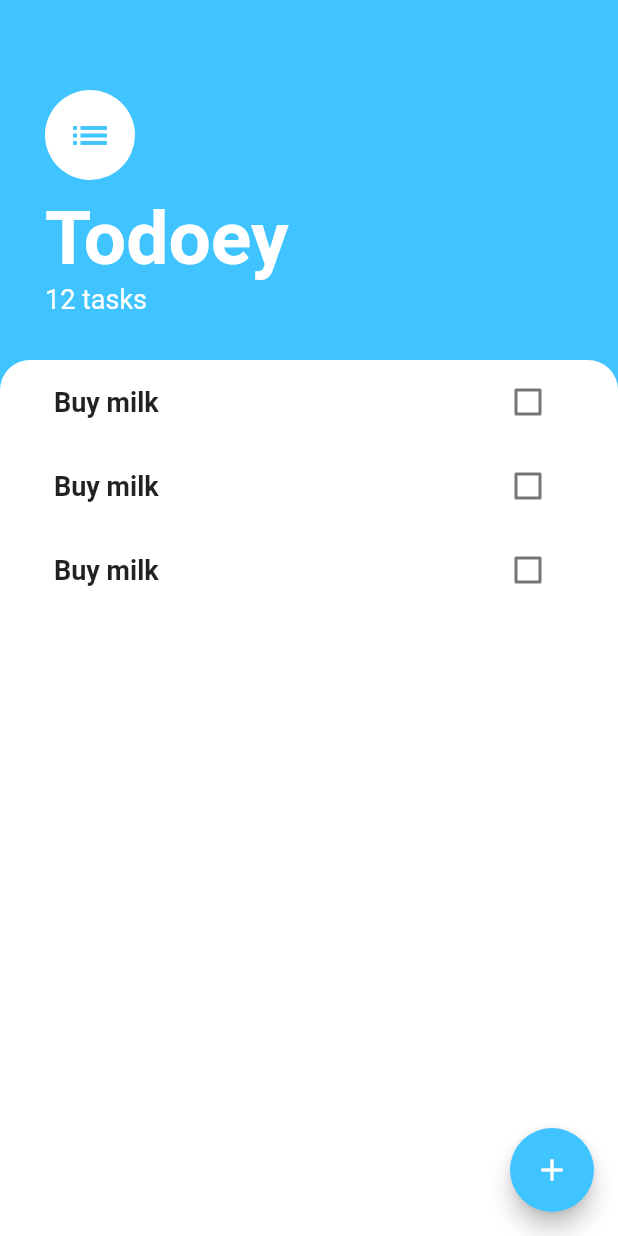
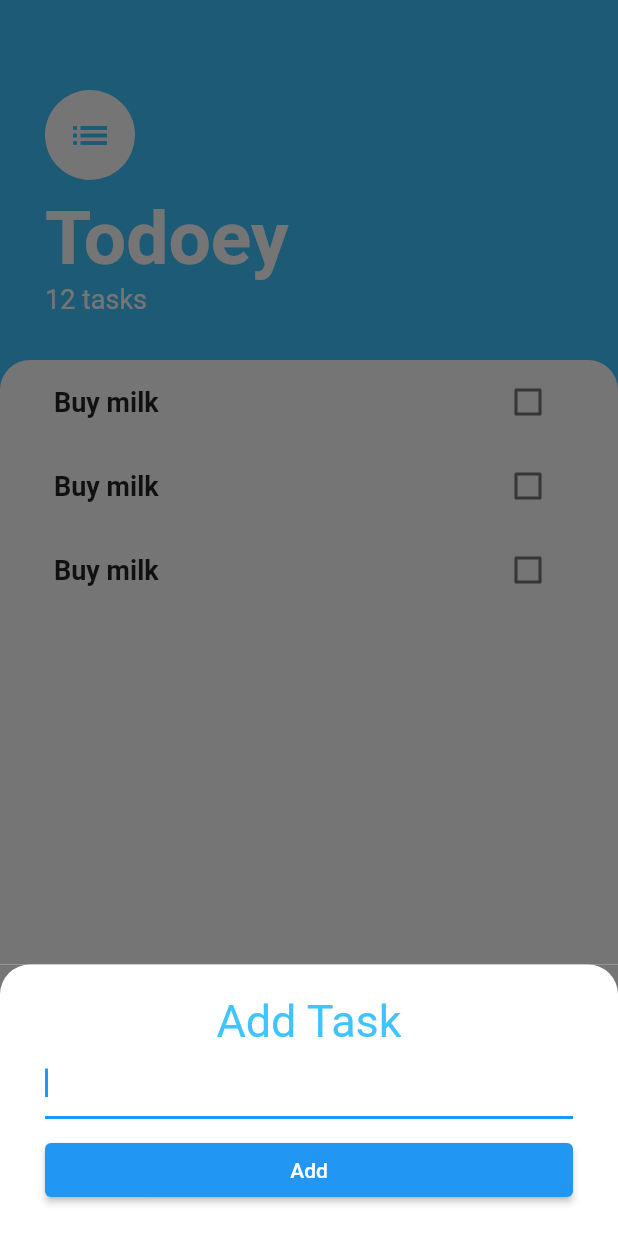
Before and after one commit to teacherSsamko/todoey_flutter, a Flutter app: the screen it shows after launch, after a tap on the "add" icon, on a phone screen of 412 x 824 dp. Run offline on Flutter 3.47's test engine with Material 2 defaults, Android fonts, the phone set to English and light mode, and no system bars.

Commit message:
feat: Add task screen
- bottom sheet modal
- Single child scroll view
- MediaQuery: to get Media info.

```diff
--- /dev/null
+++ b/lib/screens/add_task_screen.dart
@@ -0,0 +1,54 @@
+import 'dart:ui';
+
+import 'package:flutter/material.dart';
+import 'package:flutter/services.dart';
+
+class AddTaskScreen extends StatelessWidget {
+  @override
+  Widget build(BuildContext context) {
+    return Container(
+      color: Color(0xff757575),
+      child: Container(
+        decoration: BoxDecoration(
+          color: Colors.white,
+          borderRadius: BorderRadius.only(
+            topLeft: Radius.circular(20.0),
+            topRight: Radius.circular(20.0),
+          ),
+        ),
+        child: Padding(
+          padding: EdgeInsets.symmetric(vertical: 20.0, horizontal: 30.0),
+          child: Column(
+            crossAxisAlignment: CrossAxisAlignment.stretch,
+            children: [
+              Text(
+                "Add Task",
+                textAlign: TextAlign.center,
+                style: TextStyle(
+                  fontSize: 30.0,
+                  color: Colors.lightBlueAccent,
+                ),
+              ),
+              TextField(
+                autofocus: true,
+                decoration: InputDecoration(
+                  border: UnderlineInputBorder(
+                    borderSide: BorderSide(color: Colors.white, width: 12.0),
+                  ),
+                ),
+              ),
+              SizedBox(
+                height: 10.0,
+              ),
+              ElevatedButton(
+                onPressed: () {},
+                child: Text("Add"),
+                style: ButtonStyle(),
+              ),
+            ],
+          ),
+        ),
+      ),
+    );
+  }
+}
--- a/lib/screens/tasks_screen.dart
+++ b/lib/screens/tasks_screen.dart
@@ -1,6 +1,7 @@
 import 'package:flutter/material.dart';
 import 'package:todoey/widgets/task_tile.dart';
 import 'package:todoey/widgets/tasks_list.dart';
+import 'package:todoey/screens/add_task_screen.dart';
 
 class TasksScreen extends StatelessWidget {
   @override
@@ -11,7 +12,16 @@ class TasksScreen extends StatelessWidget {
         backgroundColor: Colors.lightBlueAccent,
         child: Icon(Icons.add),
         onPressed: () {
-          print("onpressed");
+          showModalBottomSheet(
+            context: context,
+            builder: (context) => SingleChildScrollView(
+              child: Container(
+                padding: EdgeInsets.only(
+                    bottom: MediaQuery.of(context).viewInsets.bottom),
+                child: AddTaskScreen(),
+              ),
+            ),
+          );
         },
       ),
       body: Column(
```
